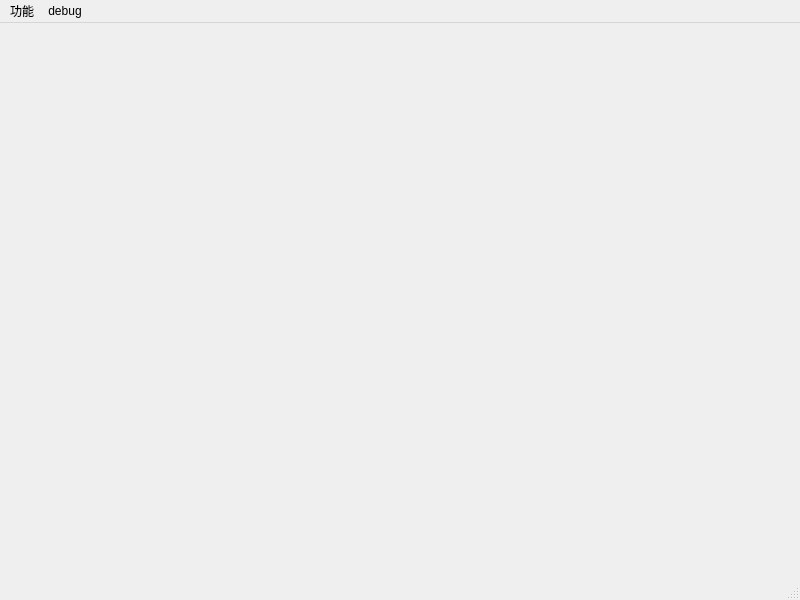
The window that mainwindow.ui (SakuraMYK/AutoMationTools) describes before a commit, drawn with Qt 5.
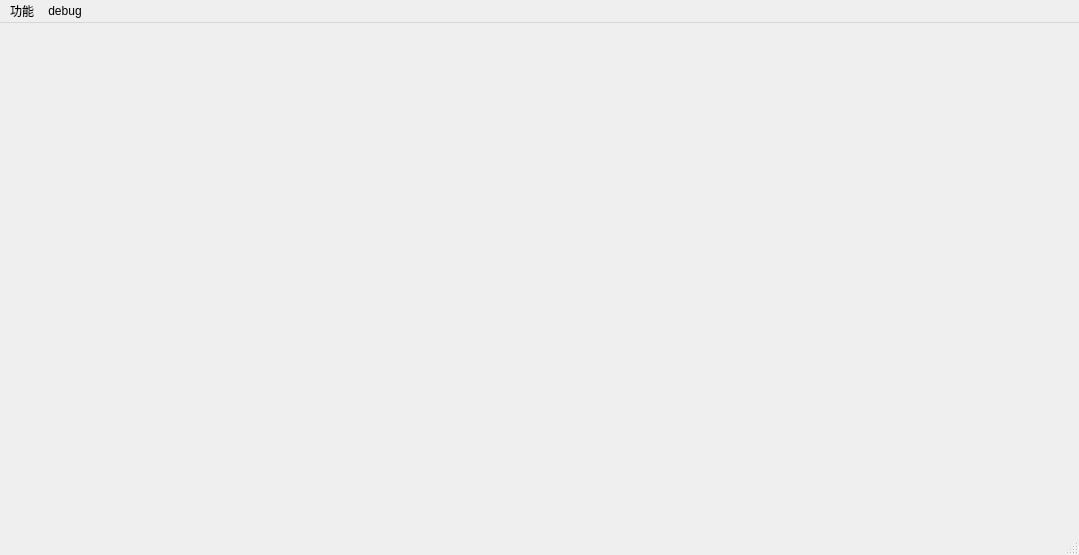
The same window after the commit.

What changed in the file:
```diff
--- a/mainwindow.ui
+++ b/mainwindow.ui
@@ -6,8 +6,8 @@
    <rect>
     <x>0</x>
     <y>0</y>
-    <width>800</width>
-    <height>600</height>
+    <width>1079</width>
+    <height>555</height>
    </rect>
   </property>
   <property name="windowTitle">
@@ -19,8 +19,8 @@
     <rect>
      <x>0</x>
      <y>0</y>
-     <width>800</width>
-     <height>22</height>
+     <width>1079</width>
+     <height>21</height>
     </rect>
    </property>
    <widget class="QMenu" name="menu">
```
